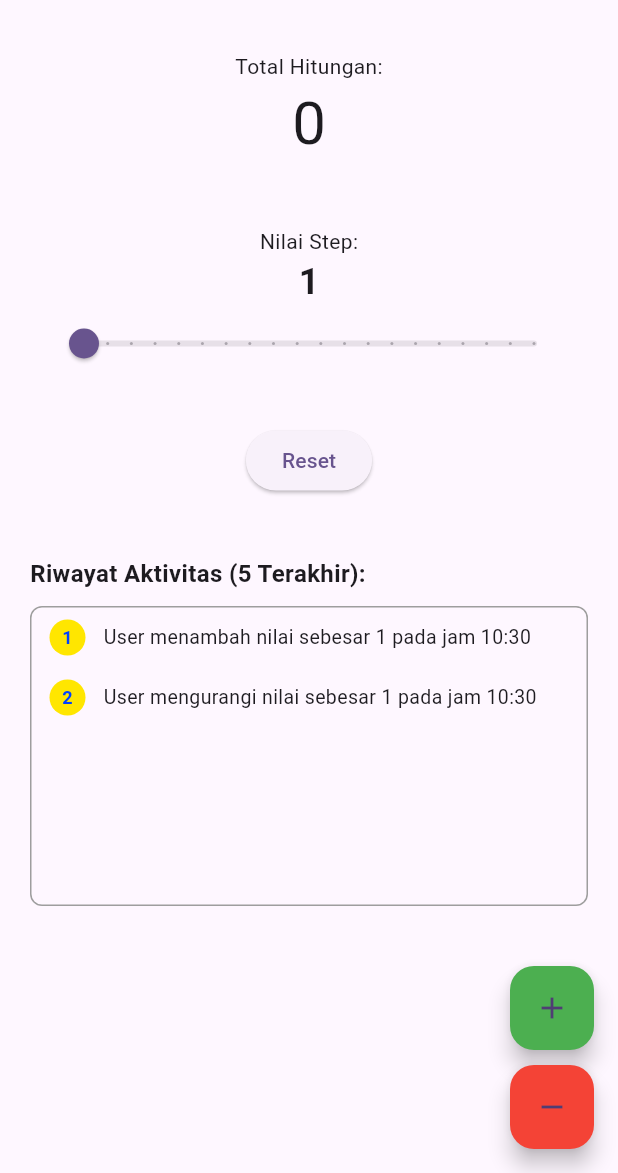
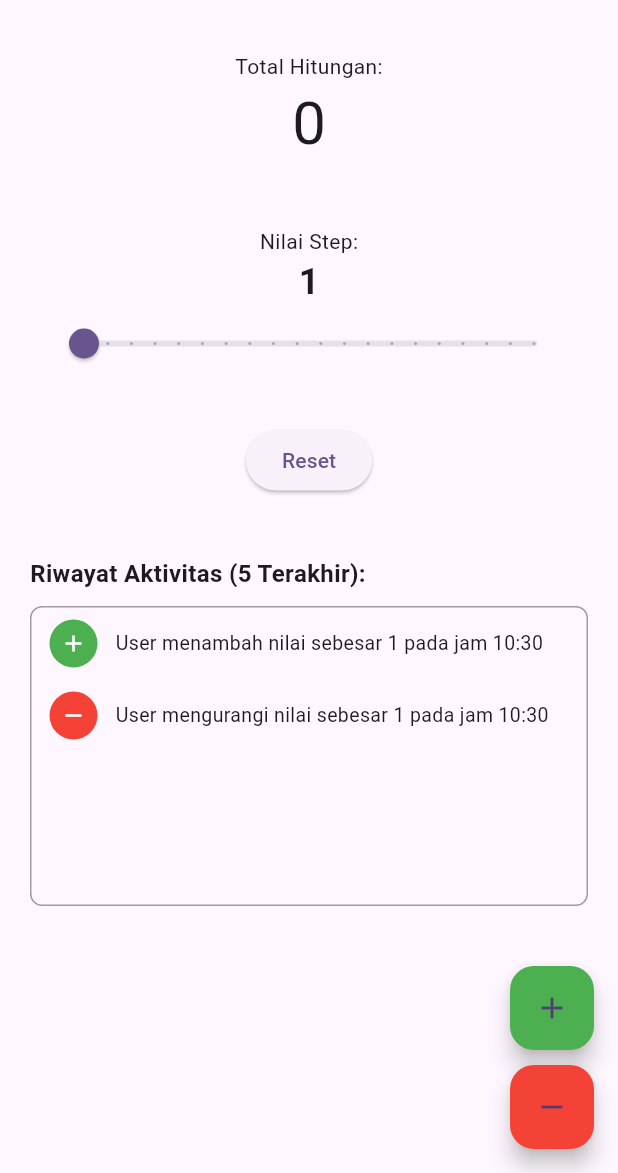
Before and after one commit to dzhax499/PY4_2C_D3_2024_Modul_071, a Flutter app: the screen it shows after launch, after a tap on the "add" icon, after a tap on the "remove" icon, on a phone screen of 412 x 824 dp, the part 63-1236 px from its top. Run offline on Flutter 3.47's test engine with Material 3 defaults, Android fonts, the phone set to English and light mode, and no system bars.

Commit message:
[PY4_2C_D3_2024]_Modul1_071 [penyesuaian ui]

```diff
--- a/MODUL_1/logbook_app_001/lib/counter_controller.dart
+++ b/MODUL_1/logbook_app_001/lib/counter_controller.dart
@@ -1,14 +1,14 @@
 class CounterController {
   int _counter = 0; // Variabel private (Enkapsulasi)
   int _step = 1; // Variabel step dengan default value 1
-  List<String> _history = []; // List untuk menyimpan riwayat aktivitas
+  List<Map<String, String>> _history = []; // List untuk menyimpan riwayat aktivitas dengan tipe
 
   int get value => _counter; // Getter untuk nilai counter
   int get step => _step; // Getter untuk nilai step
-  List<String> get history => _history; // Getter untuk riwayat
+  List<Map<String, String>> get history => _history; // Getter untuk riwayat
 
   // Fungsi untuk mendapatkan 5 aktivitas terakhir
-  List<String> getLastFiveActivities() {
+  List<Map<String, String>> getLastFiveActivities() {
     if (_history.isEmpty) return [];
     // Ambil dari akhir list (aktivitas terakhir paling atas)
     return _history.reversed.take(5).toList().reversed.toList();
@@ -30,22 +30,34 @@ class CounterController {
   // Increment menggunakan nilai step
   void increment() {
     _counter += _step;
-    _history.add('User menambah nilai sebesar $_step pada jam ${_getCurrentTime()}');
+    _history.add({
+      'type': 'increment',
+      'message': 'User menambah nilai sebesar $_step pada jam ${_getCurrentTime()}'
+    });
   }
 
   // Decrement menggunakan nilai step
   void decrement() {
     if (_counter >= _step) {
       _counter -= _step;
-      _history.add('User mengurangi nilai sebesar $_step pada jam ${_getCurrentTime()}');
+      _history.add({
+        'type': 'decrement',
+        'message': 'User mengurangi nilai sebesar $_step pada jam ${_getCurrentTime()}'
+      });
     } else {
       _counter = 0; // Reset ke 0 jika hasil negatif
-      _history.add('User mencoba decrement, nilai direset ke 0 pada jam ${_getCurrentTime()}');
+      _history.add({
+        'type': 'decrement',
+        'message': 'User mencoba decrement, nilai direset ke 0 pada jam ${_getCurrentTime()}'
+      });
     }
   }
 
   void reset() {
     _counter = 0;
-    _history.add('User melakukan reset counter pada jam ${_getCurrentTime()}');
+    _history.add({
+      'type': 'reset',
+      'message': 'User melakukan reset counter pada jam ${_getCurrentTime()}'
+    });
   }
 }
--- a/MODUL_1/logbook_app_001/lib/counter_view.dart
+++ b/MODUL_1/logbook_app_001/lib/counter_view.dart
@@ -85,6 +85,30 @@ class _CounterViewState extends State<CounterView> {
                           itemCount: _controller.getLastFiveActivities().length,
                           itemBuilder: (context, index) {
                             final activities = _controller.getLastFiveActivities();
+                            final activity = activities[index];
+                            final activityType = activity['type'] ?? '';
+
+                          // Warna History berdasarkan tipe aktivitas
+                            Color circleBgColor;
+                            Color textColor;
+                            switch (activityType) {
+                              case 'increment':
+                                circleBgColor = Colors.green;
+                                textColor = Colors.white;
+                                break;
+                              case 'decrement':
+                                circleBgColor = Colors.red;
+                                textColor = Colors.white;
+                                break;
+                              case 'reset':
+                                circleBgColor = const Color.fromARGB(255, 255, 193, 7);
+                                textColor = Colors.black;
+                                break;
+                              default:
+                                circleBgColor = Colors.grey;
+                                textColor = Colors.white;
+                            }
+
                             return Padding(
                               padding: const EdgeInsets.symmetric(
                                 vertical: 8,
@@ -93,27 +117,20 @@ class _CounterViewState extends State<CounterView> {
                               child: Row(
                                 children: [
                                   Container(
-                                    width: 24,
-                                    height: 24,
+                                    width: 32,
+                                    height: 32,
                                     decoration: BoxDecoration(
-                                      color: const Color.fromARGB(255, 255, 230, 0),
-                                      borderRadius: BorderRadius.circular(12),
+                                      color: circleBgColor,
+                                      borderRadius: BorderRadius.circular(16),
                                     ),
                                     child: Center(
-                                      child: Text(
-                                        '${index + 1}',
-                                        style: const TextStyle(
-                                          color: Color.fromARGB(255, 0, 64, 255),
-                                          fontSize: 12,
-                                          fontWeight: FontWeight.bold,
-                                        ),
-                                      ),
+                                      child: _getActivityIcon(activityType, textColor),
                                     ),
                                   ),
                                   const SizedBox(width: 12),
                                   Expanded(
                                     child: Text(
-                                      activities[index],
+                                      activity['message'] ?? '',
                                       style: const TextStyle(fontSize: 13),
                                       overflow: TextOverflow.ellipsis,
                                     ),
@@ -151,6 +168,19 @@ class _CounterViewState extends State<CounterView> {
     );
   }
 
+  Widget _getActivityIcon(String activityType, Color color) {
+    switch (activityType) {
+      case 'increment':
+        return Icon(Icons.add, color: color, size: 18);
+      case 'decrement':
+        return Icon(Icons.remove, color: color, size: 18);
+      case 'reset':
+        return Icon(Icons.refresh, color: color, size: 18);
+      default:
+        return Icon(Icons.info, color: color, size: 18);
+    }
+  }
+
   void _showResetConfirmationDialog() {
     showDialog(
       context: context,
```
